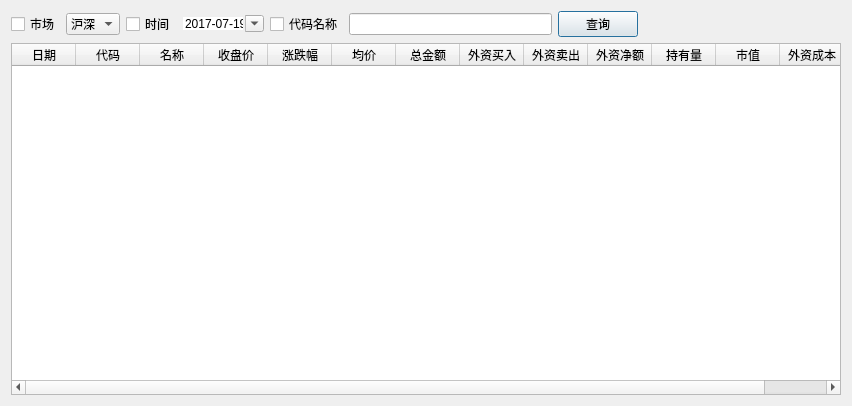
The window that qeastmoneyhsgtdialog.ui (bnufree/Hq) describes before a commit, drawn with Qt 5.
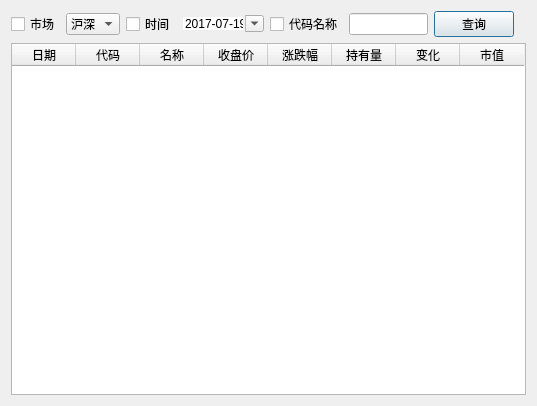
The same window after the commit.

Patch:
```diff
--- a/qeastmoneyhsgtdialog.ui
+++ b/qeastmoneyhsgtdialog.ui
@@ -6,7 +6,7 @@
    <rect>
     <x>0</x>
     <y>0</y>
-    <width>852</width>
+    <width>537</width>
     <height>406</height>
    </rect>
   </property>
@@ -150,46 +150,21 @@
        <string>涨跌幅</string>
       </property>
      </column>
-     <column>
-      <property name="text">
-       <string>均价</string>
-      </property>
-     </column>
-     <column>
-      <property name="text">
-       <string>总金额</string>
-      </property>
-     </column>
-     <column>
-      <property name="text">
-       <string>外资买入</string>
-      </property>
-     </column>
-     <column>
-      <property name="text">
-       <string>外资卖出</string>
-      </property>
-     </column>
-     <column>
-      <property name="text">
-       <string>外资净额</string>
-      </property>
-     </column>
      <column>
       <property name="text">
        <string>持有量</string>
       </property>
      </column>
+     <column>
+      <property name="text">
+       <string>变化</string>
+      </property>
+     </column>
      <column>
       <property name="text">
        <string>市值</string>
       </property>
      </column>
-     <column>
-      <property name="text">
-       <string>外资成本</string>
-      </property>
-     </column>
     </widget>
    </item>
   </layout>
```
